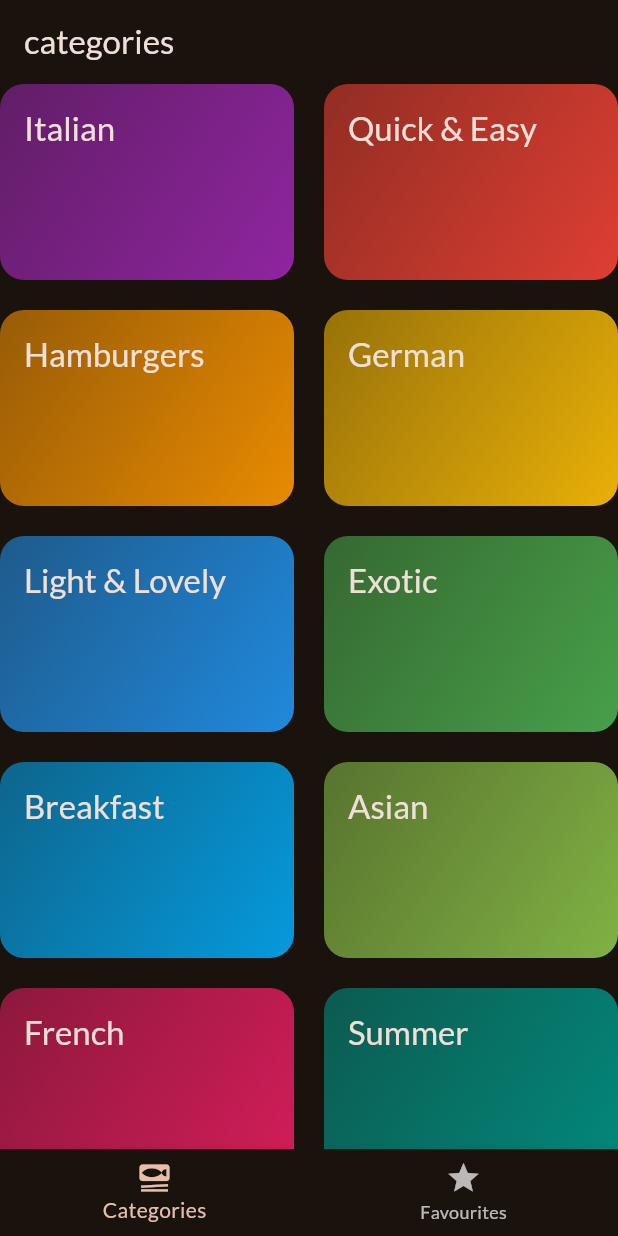
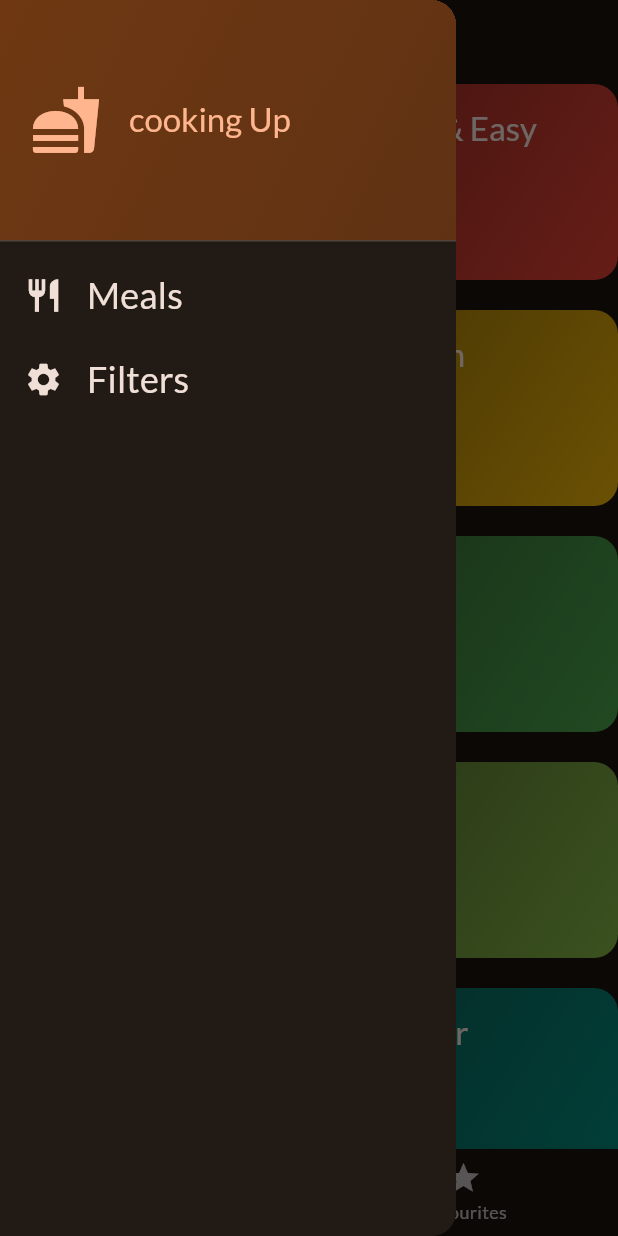
Before and after one commit to surazz999/meals_app_teaching, a Flutter app: the screen it shows after launch, with the side drawer open (before the commit the screen has no drawer), on a phone screen of 412 x 824 dp. Run offline on Flutter 3.47's test engine with Material 3 defaults, Android fonts, the phone set to English and light mode, and no system bars; our stand-ins replace google_fonts, transparent_image.

Commit message:
drawer added

```diff
--- a/lib/screens/categories.dart
+++ b/lib/screens/categories.dart
@@ -1,20 +1,24 @@
 import 'package:flutter/material.dart';
 import 'package:meals_app/data/dummy_data.dart';
 import 'package:meals_app/models/category.dart';
+import 'package:meals_app/models/meal.dart';
 import 'package:meals_app/screens/meals.dart';
 import 'package:meals_app/widgets/category_grid_item.dart';
 
 class CategoriesScreen extends StatelessWidget {
-  const CategoriesScreen({super.key});
-
+  const CategoriesScreen({super.key, required this.onToggleFavorite});
+  final void Function(Meal meal) onToggleFavorite;
   void _selectCategory(BuildContext context, Category category) {
     final filteredMeals = dummyMeals
         .where((meal) => meal.categories.contains(category.id))
         .toList();
     Navigator.of(context).push(
       MaterialPageRoute(
-        builder: (ctx) =>
-            MealsScreen(title: category.title, meals: filteredMeals),
+        builder: (ctx) => MealsScreen(
+          title: category.title,
+          meals: filteredMeals,
+          onToggleFavorite: onToggleFavorite,
+        ),
       ),
     ); //Navigator.push(context, route)
   }
--- a/lib/screens/meals.dart
+++ b/lib/screens/meals.dart
@@ -4,13 +4,13 @@ import 'package:meals_app/screens/meal_details.dart';
 import 'package:meals_app/widgets/meals_item.dart';
 
 class MealsScreen extends StatelessWidget {
-  const MealsScreen({super.key, this.title, required this.meals});
-
+  const MealsScreen({super.key, this.title, required this.meals,required this.onToggleFavorite});
+  final void Function(Meal meal) onToggleFavorite;
   final String? title;
   final List<Meal> meals;
   void selectMeal(BuildContext context, Meal meal) {
     Navigator.of(context).push(MaterialPageRoute(
-      builder: (ctx) => MealDetailScreen(meal: meal),
+      builder: (ctx) => MealDetailScreen(meal: meal, onToggleFavorite: onToggleFavorite,),
     ));
   }
 
--- a/lib/screens/tabs.dart
+++ b/lib/screens/tabs.dart
@@ -1,6 +1,8 @@
 import 'package:flutter/material.dart';
+import 'package:meals_app/models/meal.dart';
 import 'package:meals_app/screens/categories.dart';
 import 'package:meals_app/screens/meals.dart';
+import 'package:meals_app/widgets/main_drawer.dart';
 
 class TabsScreen extends StatefulWidget {
   const TabsScreen({super.key});
@@ -11,6 +13,29 @@ class TabsScreen extends StatefulWidget {
 
 class _TabsScreenState extends State<TabsScreen> {
   int _selectedPageIndex = 0;
+  final List<Meal> _favoriteMeals = [];
+
+  void _showInfoMessage(String message) {
+    ScaffoldMessenger.of(context).clearSnackBars();
+    ScaffoldMessenger.of(context)
+        .showSnackBar(SnackBar(content: Text(message)));
+  }
+
+  void _toggleMealFavouriteStatus(Meal meal) {
+    final isExisting = _favoriteMeals.contains(meal);
+    if (isExisting) {
+      setState(() {
+        _favoriteMeals.remove(meal);
+      });
+      _showInfoMessage('Meals is no longer favourite');
+    } else {
+      setState(() {
+        _favoriteMeals.add(meal);
+      });
+      _showInfoMessage('Marked as a favorite');
+    }
+  }
+
   void _selectPage(int index) {
     setState(() {
       _selectedPageIndex = index;
@@ -19,16 +44,22 @@ class _TabsScreenState extends State<TabsScreen> {
 
   @override
   Widget build(BuildContext context) {
-    Widget activePage = const CategoriesScreen();
+    Widget activePage = CategoriesScreen(
+      onToggleFavorite: _toggleMealFavouriteStatus,
+    );
     var activePageTitle = 'categories';
     if (_selectedPageIndex == 1) {
-      activePage = const MealsScreen(meals: []);
+      activePage = MealsScreen(
+        meals: _favoriteMeals,
+        onToggleFavorite: _toggleMealFavouriteStatus,
+      );
       activePageTitle = 'Your Favourites';
     }
     return Scaffold(
       appBar: AppBar(
         title: Text(activePageTitle),
       ),
+      drawer: const MainDrawer(),
       body: activePage,
       bottomNavigationBar: BottomNavigationBar(
         onTap: _selectPage,
--- /dev/null
+++ b/lib/widgets/main_drawer.dart
@@ -0,0 +1,72 @@
+import 'package:flutter/material.dart';
+
+class MainDrawer extends StatelessWidget {
+  const MainDrawer({super.key});
+
+  @override
+  Widget build(BuildContext context) {
+    return Drawer(
+      child: Column(
+        children: [
+          DrawerHeader(
+            padding: const EdgeInsets.all(20),
+            decoration: BoxDecoration(
+                gradient: LinearGradient(colors: [
+              Theme.of(context).colorScheme.primaryContainer,
+              Theme.of(context).colorScheme.primaryContainer.withOpacity(0.8),
+            ], begin: Alignment.topLeft, end: Alignment.bottomRight)),
+            child: Row(
+              children: [
+                Icon(
+                  Icons.fastfood,
+                  size: 48,
+                  color: Theme.of(context).colorScheme.primary,
+                ),
+                const SizedBox(
+                  width: 18,
+                ),
+                Text(
+                  'cooking Up',
+                  style: Theme.of(context)
+                      .textTheme
+                      .titleLarge!
+                      .copyWith(color: Theme.of(context).colorScheme.primary),
+                )
+              ],
+            ),
+          ),
+          ListTile(
+            leading: Icon(
+              Icons.restaurant,
+              size: 26,
+              color: Theme.of(context).colorScheme.onBackground,
+            ),
+            title: Text(
+              'Meals',
+              style: Theme.of(context).textTheme.titleSmall!.copyWith(
+                    color: Theme.of(context).colorScheme.onBackground,
+                    fontSize: 24,
+                  ),
+            ),
+            onTap: () {},
+          ),
+          ListTile(
+            leading: Icon(
+              Icons.settings,
+              size: 26,
+              color: Theme.of(context).colorScheme.onBackground,
+            ),
+            title: Text(
+              'Filters',
+              style: Theme.of(context).textTheme.titleSmall!.copyWith(
+                    color: Theme.of(context).colorScheme.onBackground,
+                    fontSize: 24,
+                  ),
+            ),
+            onTap: () {},
+          )
+        ],
+      ),
+    );
+  }
+}
```
Also changed, not shown: lib/screens/meal_details.dart (+10 -1 lines).
